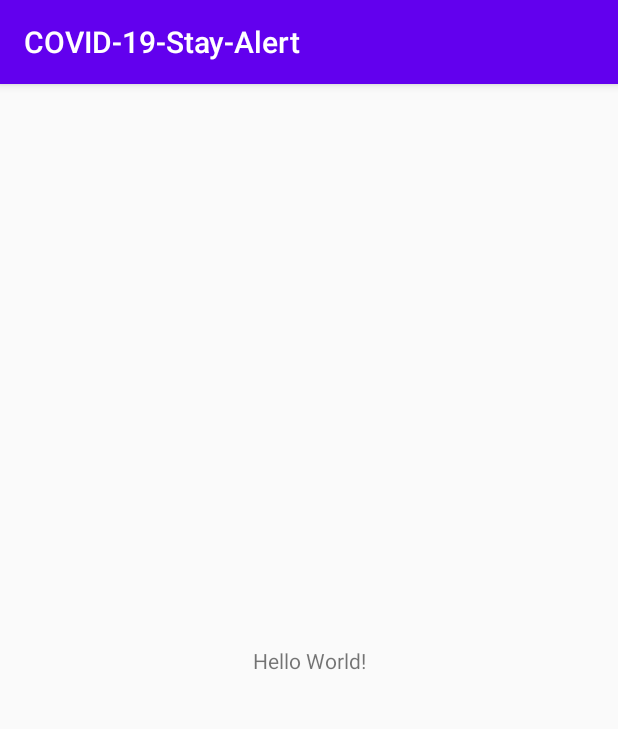
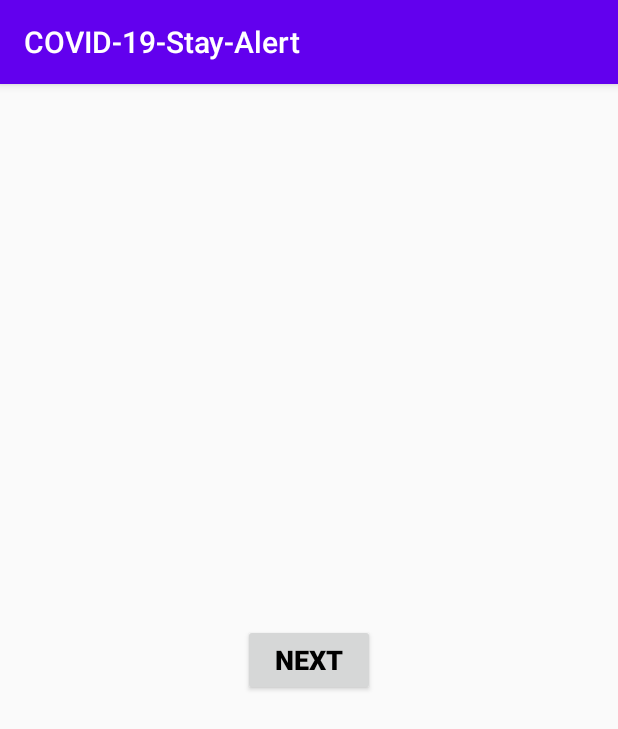
Before and after one commit to antosport82/COVID-19-Stay-Alert, an Android app: the screen it shows after launch (MainActivity), on a phone screen of 412 x 824 dp. Shown: the top 729 px of the screen. Run offline under Robolectric (Android 15) with nearby library versions, the phone set to English and light mode, and no system bars; our stand-ins replace data binding.

Commit message:
Add Main Activity with title and detail fragments.

```diff
--- a/app/build.gradle
+++ b/app/build.gradle
@@ -5,6 +5,10 @@ apply plugin: 'kotlin-android-extensions'
 android {
     compileSdkVersion 29
     buildToolsVersion "29.0.3"
+
+    dataBinding {
+        enabled = true
+    }
 
     defaultConfig {
         applicationId "com.example.android.covid_19_stay_alert"
@@ -35,9 +39,10 @@ dependencies {
     implementation 'androidx.constraintlayout:constraintlayout:1.1.3'
 
     //navigation
-    implementation"android.arch.navigation:navigation-fragment-ktx:2.2.0"
+    implementation "android.arch.navigation:navigation-fragment-ktx:2.2.0"
     implementation "android.arch.navigation:navigation-ui-ktx:2.2.0"
 
+    implementation 'androidx.legacy:legacy-support-v4:1.0.0'
     testImplementation 'junit:junit:4.13'
     androidTestImplementation 'androidx.test.ext:junit:1.1.1'
     androidTestImplementation 'androidx.test.espresso:espresso-core:3.2.0'
--- /dev/null
+++ b/app/src/main/java/com/example/android/covid_19_stay_alert/DetailFragment.kt
@@ -0,0 +1,19 @@
+package com.example.android.covid_19_stay_alert
+
+import android.os.Bundle
+import androidx.fragment.app.Fragment
+import android.view.LayoutInflater
+import android.view.View
+import android.view.ViewGroup
+
+
+class DetailFragment : Fragment() {
+
+    override fun onCreateView(inflater: LayoutInflater, container: ViewGroup?,
+        savedInstanceState: Bundle?): View? {
+        // Inflate the layout for this fragment
+        return inflater.inflate(R.layout.fragment_detail, container, false)
+    }
+
+
+}
--- a/app/src/main/java/com/example/android/covid_19_stay_alert/MainActivity.kt
+++ b/app/src/main/java/com/example/android/covid_19_stay_alert/MainActivity.kt
@@ -2,11 +2,13 @@ package com.example.android.covid_19_stay_alert
 
 import android.os.Bundle
 import androidx.appcompat.app.AppCompatActivity
+import androidx.databinding.DataBindingUtil
+import com.example.android.covid_19_stay_alert.databinding.ActivityMainBinding
 
 class MainActivity : AppCompatActivity() {
 
     override fun onCreate(savedInstanceState: Bundle?) {
         super.onCreate(savedInstanceState)
-        setContentView(R.layout.activity_main)
+        val binding = DataBindingUtil.setContentView<ActivityMainBinding>(this, R.layout.activity_main)
     }
 }
--- /dev/null
+++ b/app/src/main/java/com/example/android/covid_19_stay_alert/TitleFragment.kt
@@ -0,0 +1,26 @@
+package com.example.android.covid_19_stay_alert
+
+import android.os.Bundle
+import androidx.fragment.app.Fragment
+import android.view.LayoutInflater
+import android.view.View
+import android.view.ViewGroup
+import androidx.databinding.DataBindingUtil
+import androidx.navigation.findNavController
+import com.example.android.covid_19_stay_alert.databinding.FragmentTitleBinding
+
+
+class TitleFragment : Fragment() {
+
+    override fun onCreateView(inflater: LayoutInflater, container: ViewGroup?, savedInstanceState: Bundle?): View? {
+        val binding = DataBindingUtil.inflate<FragmentTitleBinding>(inflater,
+            R.layout.fragment_title,container,false)
+
+        binding.nextButton.setOnClickListener { view : View ->
+            view.findNavController().navigate(R.id.action_titleFragment_to_detailFragment4)
+        }
+        setHasOptionsMenu(true)
+        return binding.root
+    }
+
+}
--- a/app/src/main/res/layout/activity_main.xml
+++ b/app/src/main/res/layout/activity_main.xml
@@ -1,18 +1,29 @@
 <?xml version="1.0" encoding="utf-8"?>
-<androidx.constraintlayout.widget.ConstraintLayout xmlns:android="http://schemas.android.com/apk/res/android"
+<layout xmlns:android="http://schemas.android.com/apk/res/android"
     xmlns:app="http://schemas.android.com/apk/res-auto"
-    xmlns:tools="http://schemas.android.com/tools"
-    android:layout_width="match_parent"
-    android:layout_height="match_parent"
-    tools:context=".MainActivity">
+    xmlns:tools="http://schemas.android.com/tools">
 
-    <TextView
-        android:layout_width="wrap_content"
-        android:layout_height="wrap_content"
-        android:text="Hello World!"
-        app:layout_constraintBottom_toBottomOf="parent"
-        app:layout_constraintLeft_toLeftOf="parent"
-        app:layout_constraintRight_toRightOf="parent"
-        app:layout_constraintTop_toTopOf="parent" />
+    <data>
 
-</androidx.constraintlayout.widget.ConstraintLayout>
+    </data>
+
+    <androidx.constraintlayout.widget.ConstraintLayout
+        android:layout_width="match_parent"
+        android:layout_height="match_parent"
+        tools:context=".MainActivity">
+
+        <FrameLayout
+            android:layout_width="match_parent"
+            android:layout_height="match_parent">
+
+            <fragment
+                android:id="@+id/nav_host"
+                android:name="androidx.navigation.fragment.NavHostFragment"
+                android:layout_width="match_parent"
+                android:layout_height="match_parent"
+                app:defaultNavHost="true"
+                app:navGraph="@navigation/navigation" />
+        </FrameLayout>
+
+    </androidx.constraintlayout.widget.ConstraintLayout>
+</layout>
--- /dev/null
+++ b/app/src/main/res/layout/fragment_detail.xml
@@ -0,0 +1,14 @@
+<?xml version="1.0" encoding="utf-8"?>
+<FrameLayout xmlns:android="http://schemas.android.com/apk/res/android"
+    xmlns:tools="http://schemas.android.com/tools"
+    android:layout_width="match_parent"
+    android:layout_height="match_parent"
+    tools:context=".DetailFragment">
+
+    <!-- TODO: Update blank fragment layout -->
+    <TextView
+        android:layout_width="match_parent"
+        android:layout_height="match_parent"
+        android:text="@string/hello_blank_fragment" />
+
+</FrameLayout>
--- /dev/null
+++ b/app/src/main/res/layout/fragment_title.xml
@@ -0,0 +1,33 @@
+<?xml version="1.0" encoding="utf-8"?>
+<layout xmlns:android="http://schemas.android.com/apk/res/android"
+    xmlns:tools="http://schemas.android.com/tools"
+    xmlns:app="http://schemas.android.com/apk/res-auto">
+
+    <data>
+
+    </data>
+
+    <androidx.constraintlayout.widget.ConstraintLayout
+        android:layout_width="match_parent"
+        android:layout_height="match_parent"
+        tools:context=".TitleFragment">
+
+        <Button
+            android:id="@+id/nextButton"
+            android:layout_width="wrap_content"
+            android:layout_height="wrap_content"
+            android:layout_marginStart="@dimen/horizontal_margin"
+            android:layout_marginEnd="@dimen/horizontal_margin"
+            android:paddingStart="@dimen/button_padding"
+            android:paddingEnd="@dimen/button_padding"
+            android:text="@string/Next"
+            android:textColor="@color/black"
+            android:textSize="@dimen/button_text_size"
+            android:textStyle="bold"
+            app:layout_constraintTop_toTopOf="parent"
+            app:layout_constraintBottom_toBottomOf="parent"
+            app:layout_constraintEnd_toEndOf="parent"
+            app:layout_constraintStart_toStartOf="parent" />
+
+    </androidx.constraintlayout.widget.ConstraintLayout>
+</layout>
--- /dev/null
+++ b/app/src/main/res/navigation/navigation.xml
@@ -0,0 +1,21 @@
+<?xml version="1.0" encoding="utf-8"?>
+<navigation xmlns:android="http://schemas.android.com/apk/res/android"
+    xmlns:app="http://schemas.android.com/apk/res-auto"
+    xmlns:tools="http://schemas.android.com/tools"
+    android:id="@+id/navigation"
+    app:startDestination="@id/titleFragment">
+    <fragment
+        android:id="@+id/titleFragment"
+        android:name="com.example.android.covid_19_stay_alert.TitleFragment"
+        android:label="fragment_title"
+        tools:layout="@layout/fragment_title" >
+        <action
+            android:id="@+id/action_titleFragment_to_detailFragment4"
+            app:destination="@id/detailFragment4" />
+    </fragment>
+    <fragment
+        android:id="@+id/detailFragment4"
+        android:name="com.example.android.covid_19_stay_alert.DetailFragment"
+        android:label="fragment_detail"
+        tools:layout="@layout/fragment_detail" />
+</navigation>
--- a/app/src/main/res/values/colors.xml
+++ b/app/src/main/res/values/colors.xml
@@ -3,4 +3,7 @@
     <color name="colorPrimary">#6200EE</color>
     <color name="colorPrimaryDark">#3700B3</color>
     <color name="colorAccent">#03DAC5</color>
+
+    <color name="white">#ffffff</color>
+    <color name="black">#000000</color>
 </resources>
--- /dev/null
+++ b/app/src/main/res/values/dimens.xml
@@ -0,0 +1,9 @@
+<?xml version="1.0" encoding="utf-8"?>
+<resources>
+
+    <dimen name="vertical_margin">16dp</dimen>
+    <dimen name="horizontal_margin">8dp</dimen>
+    <dimen name="button_padding">16dp</dimen>
+    <dimen name="button_text_size">18sp</dimen>
+
+</resources>
--- a/app/src/main/res/values/strings.xml
+++ b/app/src/main/res/values/strings.xml
@@ -1,3 +1,8 @@
 <resources>
     <string name="app_name">COVID-19-Stay-Alert</string>
+
+    <!-- TODO: Remove or change this placeholder text -->
+    <string name="hello_blank_fragment">Hello detail fragment</string>
+    <string name="Next">Next</string>
+
 </resources>
```
